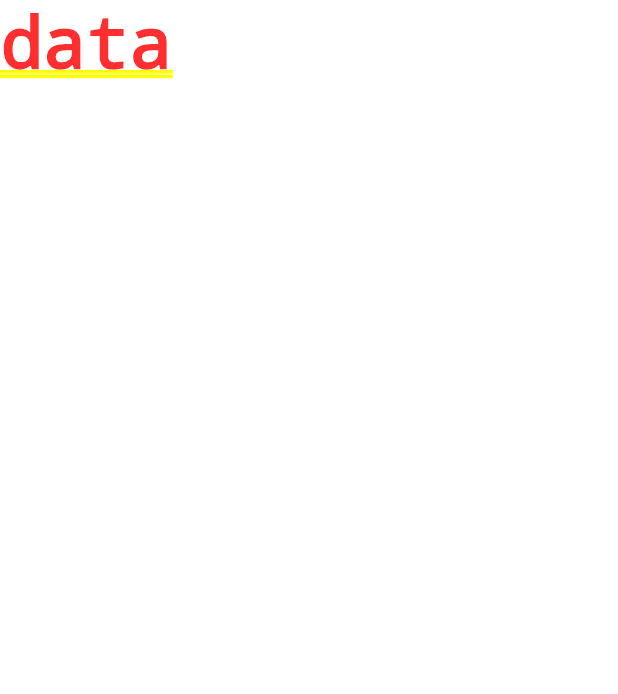
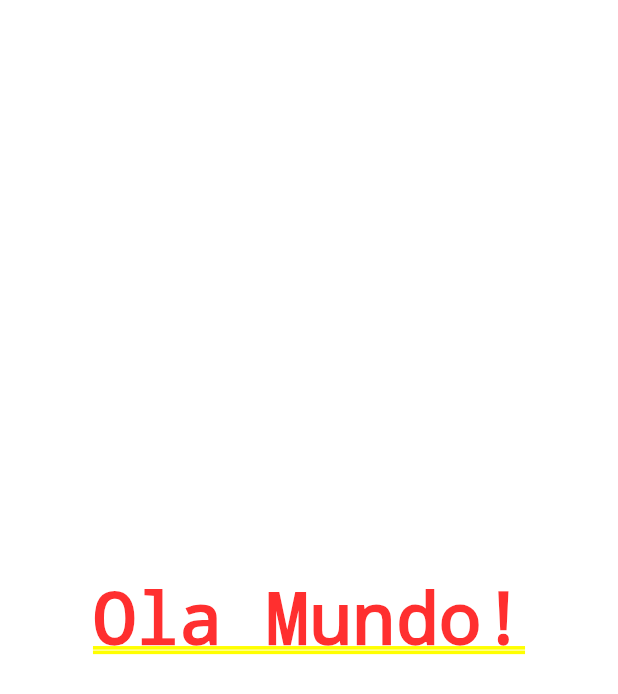
Before and after one commit to victorhugol/follow-the-sat, a Flutter app: the screen it shows after launch, on a phone screen of 412 x 824 dp. Shown: the top 694 px of the screen. Run offline on Flutter 3.47's test engine with Material 2 defaults, Android fonts, the phone set to English and light mode, and no system bars.

Commit message:
Ola mundo no container

```diff
--- a/lib/entrada.dart
+++ b/lib/entrada.dart
@@ -4,7 +4,9 @@ class Entrada extends StatelessWidget {
   @override
   Widget build(BuildContext context) {
     return Container(
-      child: Text("data"),
+      child: Center(
+        child: Text("Ola Mundo!"),
+      ),
     );
   }
 }
```
